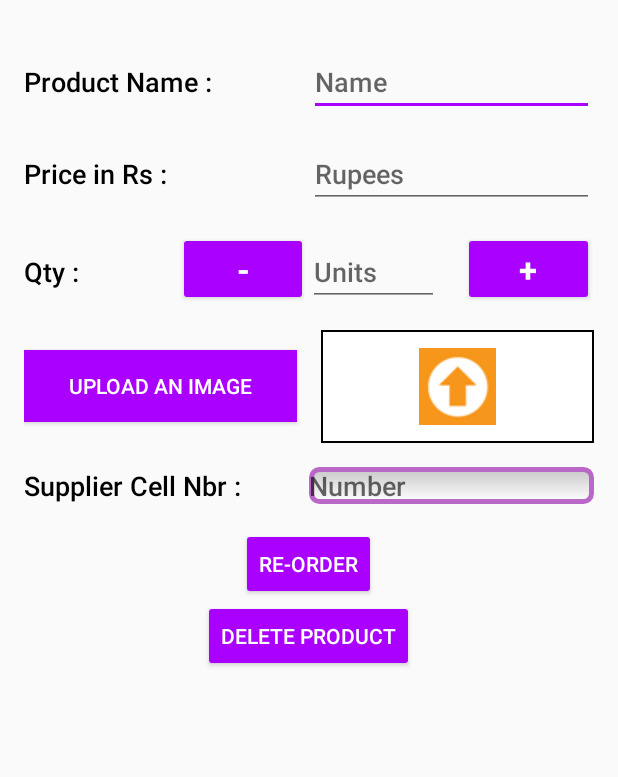
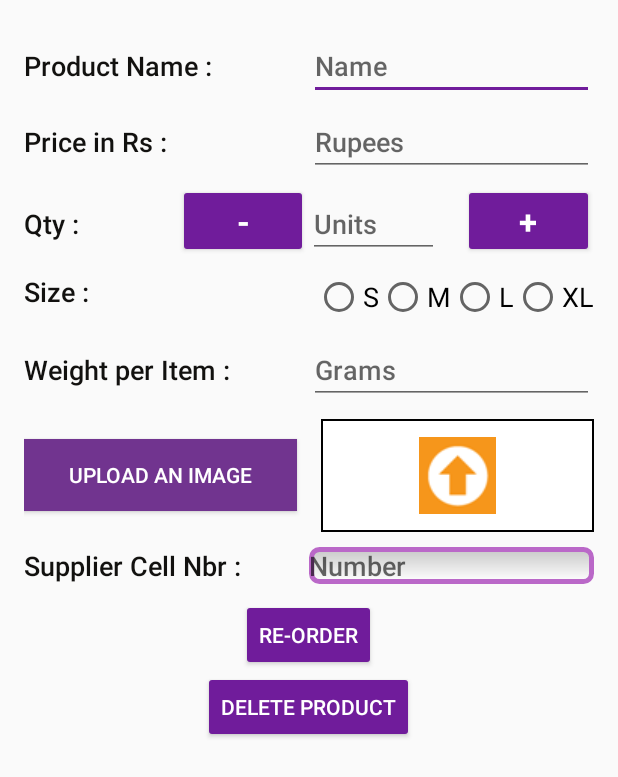
Before and after one commit to iniyadavid/MyInventoryApp-master, an Android app: the layout activity_editor.xml on its own in the app's theme, with its tools: preview values and no code run, on a phone screen of 412 x 824 dp. Shown: the top 777 px of the screen. Run offline under Robolectric (Android 15) with nearby library versions, the phone set to English and light mode, and no system bars.

Commit message:
first commit

```diff
--- a/app/src/main/AndroidManifest.xml
+++ b/app/src/main/AndroidManifest.xml
@@ -4,7 +4,7 @@
 
     <application
         android:allowBackup="true"
-        android:icon="@mipmap/ic_launcher"
+        android:icon="@mipmap/la_belle"
         android:label="@string/app_name"
         android:theme="@style/AppTheme">
         <activity
--- a/app/src/main/java/com/example/ark/myinventoryapp/ProductListActivity.java
+++ b/app/src/main/java/com/example/ark/myinventoryapp/ProductListActivity.java
@@ -67,8 +67,8 @@ public class ProductListActivity extends AppCompatActivity implements LoaderMana
         Uri uri = Uri.parse("android.resource://com.example.ark.myinventoryapp/drawable/murukku");
         String image_path = uri.toString().trim();
         ContentValues values = new ContentValues();
-        values.put(ProductContract.ProductEntry.COLUMN_PRODUCT_NAME, "Murukku");
-        values.put(ProductContract.ProductEntry.COLUMN_PRODUCT_PRICE, 50);
+        values.put(ProductContract.ProductEntry.COLUMN_PRODUCT_NAME, "3 Stone Princess Cut Diamond Ring");
+        values.put(ProductContract.ProductEntry.COLUMN_PRODUCT_PRICE, 100000);
         values.put(ProductContract.ProductEntry.COLUMN_PRODUCT_QUANTITY, 5);
         values.put(ProductContract.ProductEntry.COLUMN_PRODUCT_IMAGE, image_path);
         values.put(ProductContract.ProductEntry.COLUMN_SUPPLIER_NBR, "9898989898");
--- a/app/src/main/java/com/example/ark/myinventoryapp/data/ProductContract.java
+++ b/app/src/main/java/com/example/ark/myinventoryapp/data/ProductContract.java
@@ -31,6 +31,7 @@ public final class ProductContract {
         public final static String _ID = BaseColumns._ID;
         public final static String COLUMN_PRODUCT_NAME = "name";
         public final static String COLUMN_PRODUCT_PRICE = "price";
+
         public final static String COLUMN_PRODUCT_QUANTITY = "quantity";
         public final static String COLUMN_PRODUCT_IMAGE = "image";
         public final static String COLUMN_SUPPLIER_NBR = "contact";
--- a/app/src/main/res/layout/activity_editor.xml
+++ b/app/src/main/res/layout/activity_editor.xml
@@ -14,7 +14,7 @@
         android:layout_width="match_parent"
         android:layout_height="wrap_content"
         android:orientation="horizontal"
-        android:paddingTop="16dp">
+        android:paddingTop="5dp">
 
         <TextView
             android:layout_width="0dp"
@@ -41,7 +41,7 @@
         android:id="@+id/container_price"
         android:layout_width="match_parent"
         android:layout_height="wrap_content"
-        android:paddingTop="16dp"
+        android:paddingTop="5dp"
         android:orientation="horizontal">
 
         <LinearLayout
@@ -74,7 +74,7 @@
         android:id="@+id/container_quantity"
         android:layout_width="match_parent"
         android:layout_height="wrap_content"
-        android:paddingTop="16dp"
+        android:paddingTop="5dp"
         android:orientation="horizontal">
 
         <TextView
@@ -129,11 +129,94 @@
             android:layout_marginLeft="16dp" />
 
     </LinearLayout>
+    <LinearLayout
+        android:id="@+id/container_size"
+        android:layout_width="match_parent"
+        android:layout_height="wrap_content"
+        android:paddingTop="10dp"
+        android:orientation="horizontal">
 
+        <TextView
+            android:id="@+id/label_size"
+            android:layout_width="0dp"
+            android:layout_height="wrap_content"
+            android:layout_weight="1"
+            android:fontFamily="sans-serif-medium"
+            android:text="@string/unit_product_size"
+            android:textColor="@color/fontColor"
+            android:textSize="18sp" />
+        <!-- Decrease quantity button-->
+        <RadioGroup
+            android:layout_width="wrap_content"
+            android:layout_height="wrap_content"
+            android:orientation="horizontal">
+
+            <RadioButton
+                android:id="@+id/s_radio_button"
+                android:layout_width="wrap_content"
+                android:layout_height="wrap_content"
+                android:text="S"
+
+                android:textAppearance="?android:textAppearanceMedium" />
+
+            <RadioButton
+                android:id="@+id/m_radio_button"
+                android:layout_width="wrap_content"
+                android:layout_height="wrap_content"
+                android:text="M"
+                android:textAppearance="?android:textAppearanceMedium" />
+            <RadioButton
+                android:id="@+id/l_radio_button"
+                android:layout_width="wrap_content"
+                android:layout_height="wrap_content"
+                android:text="L"
+                android:textAppearance="?android:textAppearanceMedium" />
+            <RadioButton
+                android:id="@+id/xl_radio_button"
+                android:layout_width="wrap_content"
+                android:layout_height="wrap_content"
+                android:text="XL"
+                android:textAppearance="?android:textAppearanceMedium" />
+
+        </RadioGroup>
+
+    </LinearLayout>
+    <LinearLayout
+        android:id="@+id/container_weight"
+        android:layout_width="match_parent"
+        android:layout_height="wrap_content"
+        android:paddingTop="10dp"
+        android:orientation="horizontal">
+
+        <LinearLayout
+            android:layout_width="match_parent"
+            android:layout_height="wrap_content">
+
+            <TextView
+                android:id="@+id/label_weight_grams"
+                android:layout_width="0dp"
+                android:layout_height="wrap_content"
+                android:layout_weight="1"
+                android:fontFamily="sans-serif-medium"
+                android:text="@string/hint_product_weight"
+                android:textColor="@color/fontColor"
+                android:textSize="18sp" />
+
+            <EditText
+                android:id="@+id/edit_product_weight"
+                android:layout_width="0dp"
+                android:layout_height="wrap_content"
+                android:layout_weight="1"
+                android:fontFamily="sans-serif-medium"
+                android:hint="@string/unit_product_weight"
+                android:inputType="number"
+                android:textColor="@color/fontColor" />
+        </LinearLayout>
+        </LinearLayout>
     <LinearLayout
         android:layout_width="match_parent"
         android:layout_height="wrap_content"
-        android:paddingTop="16dp"
+        android:paddingTop="10dp"
         android:orientation="horizontal">
 
 
@@ -161,7 +244,7 @@
     <LinearLayout
         android:layout_width="match_parent"
         android:layout_height="wrap_content"
-        android:paddingTop="16dp"
+        android:paddingTop="10dp"
         android:orientation="horizontal">
 
         <!-- Label -->
@@ -196,7 +279,7 @@
 <LinearLayout
 android:layout_width="match_parent"
 android:layout_height="wrap_content"
-    android:paddingTop="16dp"
+    android:paddingTop="10dp"
     android:orientation="vertical">
 
     <Button
--- a/app/src/main/res/layout/activity_main.xml
+++ b/app/src/main/res/layout/activity_main.xml
@@ -5,8 +5,9 @@
     xmlns:android="http://schemas.android.com/apk/res/android"
     xmlns:tools="http://schemas.android.com/tools"
     android:layout_width="match_parent"
-    android:layout_height="wrap_content"
+    android:layout_height="match_parent"
     android:orientation="vertical"
+    android:background="@color/fontColor2"
     tools:context=".ProductListActivity">
 
     <ListView
@@ -20,13 +21,16 @@
         android:layout_width="wrap_content"
         android:layout_height="wrap_content"
         android:orientation="vertical"
+        android:background="@color/fontColor2"
         android:layout_gravity="center_horizontal">
 
         <ImageView
             android:id="@+id/empty_inventory_image"
-            android:layout_width="wrap_content"
+            android:layout_width="match_parent"
+            android:layout_marginTop="30dp"
             android:layout_height="wrap_content"
-            android:src="@drawable/ic_empty_inventory"/>
+
+            android:src="@drawable/labelle"/>
 
         <TextView
             android:id="@+id/empty_title_text"
@@ -59,6 +63,7 @@
         android:id="@+id/fab"
         android:layout_width="wrap_content"
         android:layout_height="wrap_content"
+        android:layout_margin="20dp"
         android:src="@drawable/icon_add"
         android:layout_marginBottom="16dp"
         android:layout_gravity="bottom|end"
--- a/app/src/main/res/menu/menu_editor.xml
+++ b/app/src/main/res/menu/menu_editor.xml
@@ -8,7 +8,7 @@
 
     <item
         android:id="@+id/action_save"
-        android:icon="@drawable/ic_done"
+        android:icon="@drawable/done"
         android:title="@string/action_save"
         app:showAsAction="always" />
 
--- a/app/src/main/res/values/colors.xml
+++ b/app/src/main/res/values/colors.xml
@@ -1,20 +1,23 @@
 <?xml version="1.0" encoding="utf-8"?>
 <resources>
     <!-- The app branding color for the app bar -->
-    <color name="colorPrimary">#4a148c</color>
+    <color name="colorPrimary">#8840ac</color>
 
     <!-- Darker variant for the status bar and contextual app bars -->
-    <color name="colorPrimaryDark">#D500F9</color>
+    <color name="colorPrimaryDark">#71348f</color>
 
     <!-- Accent color for UI controls like checkboxes and text fields -->
-    <color name="colorAccent">#AA00FF</color>
+    <color name="colorAccent">#701c9b</color>
 
     <!-- Primary color for the editor -->
-    <color name="editorColorPrimary">#aa00ff</color>
+    <color name="editorColorPrimary">#71348f</color>
 
     <!-- Primary dark color for the editor -->
     <color name="editorColorPrimaryDark">#E040FB</color>
 
-    <color name="fontColor">#000000</color>
+    <color name="fontColor">#12110f</color>
+    <color name="fontColor1">#ffffff</color>
+    <color name="fontColor2">#fcf5e8</color>
+
 
 </resources>
--- a/app/src/main/res/values/strings.xml
+++ b/app/src/main/res/values/strings.xml
@@ -1,5 +1,5 @@
 <resources>
-    <string name="app_name">My Inventory App - Dhara</string>
+    <string name="app_name">LaBelle</string>
     <string name="unknown_product">Unnamed Product</string>
     <string name="editor_activity_title_new_product">Add a Product</string>
     <string name="editor_activity_title_edit_product">Edit Product</string>
@@ -28,10 +28,16 @@
     <string name="upload_image">Upload an Image</string>
     <string name="hint_product_name">Name</string>
     <string name="hint_product_price">Price in Rs : </string>
+    <string name="hint_product_weight">Weight per Item : </string>
+
     <string name="unit_product_price">Rupees</string>
+    <string name="unit_product_weight">Grams</string>
+
     <string name="decrease_quantity">-</string>
     <string name="hint_product_quantity">Units</string>
     <string name="unit_product_quantity">Qty : </string>
+    <string name="unit_product_size">Size : </string>
+
     <string name="increase_quantity">+</string>
     <string name="label_supplier">Supplier Cell Nbr : </string>
     <string name="hint_supplier_name">Name</string>
```
Also changed, not shown: app/src/main/res/drawable/default_image.jpg (deleted), app/src/main/res/drawable/ic_done.jpg (deleted), app/src/main/res/drawable/ic_empty_inventory.png (deleted), app/src/main/res/drawable/murukku.jpg.
